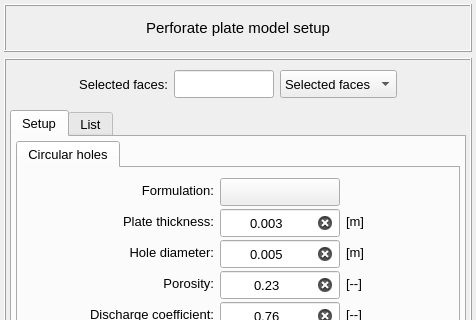
Above: vibra/interface/data/ui_files/model/setup/acoustic/set_perforated_plate_model_inputs.ui from MOPT-UFSC/VIBRA before the change; both pictures show x 0 to 476 and y 0 to 320 of the 476 by 575 pixel window. Below: the same form after it.
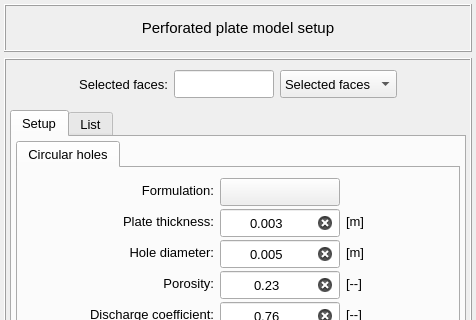
That is the form after the change. Icons and pictures are not drawn.

Commit message: Add the perforated plate info text

```diff
--- a/vibra/interface/data/ui_files/model/setup/acoustic/set_perforated_plate_model_inputs.ui
+++ b/vibra/interface/data/ui_files/model/setup/acoustic/set_perforated_plate_model_inputs.ui
@@ -55,7 +55,7 @@
          </font>
         </property>
         <property name="text">
-         <string>Perforate plate model setup</string>
+         <string>Perforated plate model setup</string>
         </property>
         <property name="alignment">
          <set>Qt::AlignCenter</set>
```
The commit also changes 2 other files.
